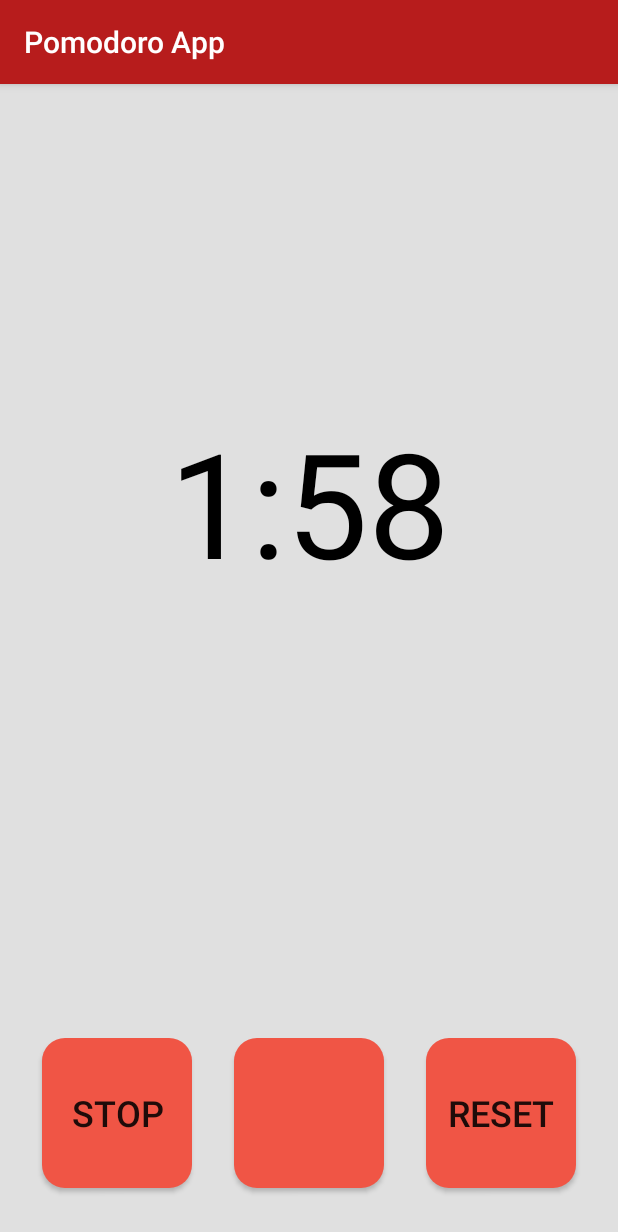
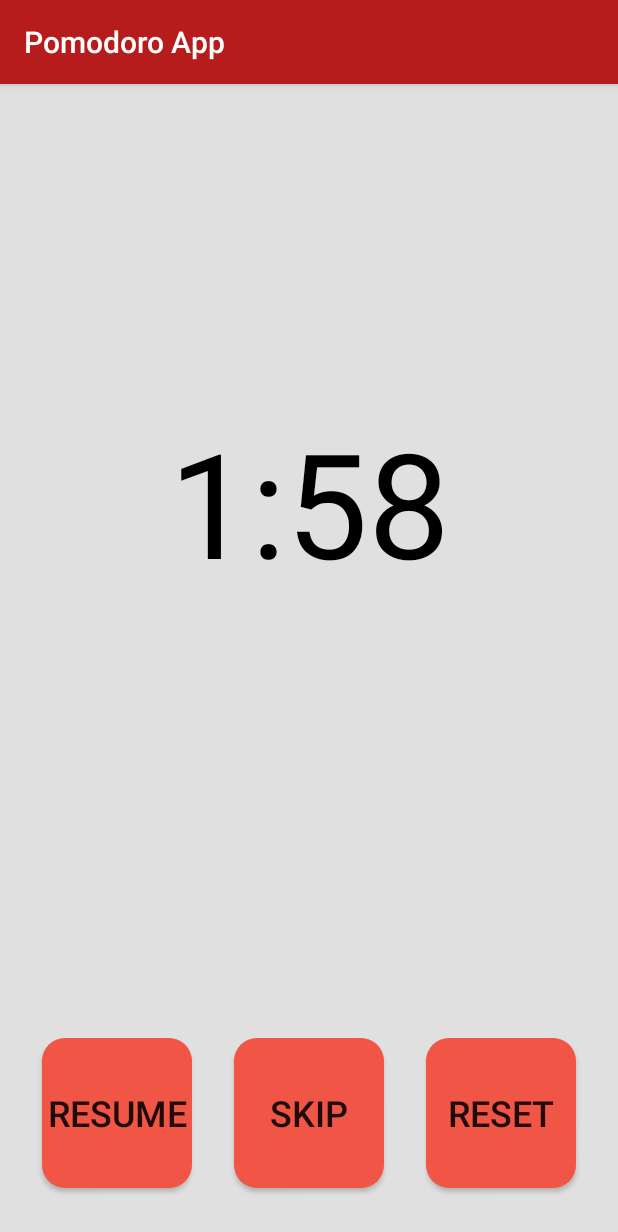
Before and after one commit to kagankuscu/Pomodoro-App, an Android app: the screen it shows after launch (MainActivity), after a tap on "START", on a phone screen of 412 x 824 dp. Shown: the top 1232 px of the screen. Run offline under Robolectric (Android 15) with nearby library versions, the phone set to English and light mode, and no system bars; our stand-ins replace data binding.

Commit message:
Start, resume, pause and reset added.

```diff
--- a/app/src/main/java/com/example/pomodoroapp/timer/TimerFragment.kt
+++ b/app/src/main/java/com/example/pomodoroapp/timer/TimerFragment.kt
@@ -31,11 +31,11 @@ class TimerFragment : Fragment() {
         timerViewModel.startTimerStatus.observe(viewLifecycleOwner, Observer {
             it?.let {
                 if (it) {
-                    binding.btnStart.text = "Stop"
+                    binding.btnStart.text = getString(R.string.resume_btn)
                     binding.btnStop.isEnabled = true
                     binding.btnStop.visibility = View.VISIBLE
                 } else {
-                    binding.btnStart.text = "Start"
+                    binding.btnStart.text = getString(R.string.start_btn)
                     binding.btnStop.isEnabled = false
                     binding.btnStop.visibility = View.INVISIBLE
                 }
@@ -48,6 +48,15 @@ class TimerFragment : Fragment() {
             }
         })
 
+        timerViewModel.resetTimer.observe(viewLifecycleOwner, Observer {
+            it?.let {
+                if (it) {
+                    binding.timerText.text = getString(R.string.timer_0)
+                    timerViewModel.resetTimerCompleted()
+                }
+            }
+        })
+
         return binding.root
     }
 }
--- a/app/src/main/java/com/example/pomodoroapp/timer/TimerViewModel.kt
+++ b/app/src/main/java/com/example/pomodoroapp/timer/TimerViewModel.kt
@@ -30,11 +30,24 @@ class TimerViewModel : ViewModel() {
     val timerString: LiveData<String>
         get() = _timerString
 
-    private lateinit var myTimer: CountDownTimer
+    private var myTimer: CountDownTimer
+
+    private val _resetTimer = MutableLiveData<Boolean>()
+
+    val resetTimer: LiveData<Boolean>
+        get() = _resetTimer
+
+    private var onTickMilliSecond = 0L
+
+    private val _pauseTimerStatus = MutableLiveData<Boolean>()
+
+    private val pauseTimerStatus: LiveData<Boolean>
+        get() = _pauseTimerStatus
 
     init {
         myTimer = createTimerObject(WORK)
         _startTimerStatus.value = false
+        _pauseTimerStatus.value = false
     }
 
     private fun createTimerObject(workTime: Long): CountDownTimer {
@@ -44,26 +57,45 @@ class TimerViewModel : ViewModel() {
             SECOND
         ) {
             override fun onFinish() {
-                timerCancel()
-                timerStopped()
+                onResetTimer()
             }
 
             override fun onTick(milliSecond: Long) {
-                var o = countDownOneMin()
-                Log.i("Timer", "second ${milliSecond / 60000} : ${o}")
+                val o = countDownOneMin()
+                Log.i("Timer", "second ${milliSecond / 60000} : $o")
                 _timerString.value = "${milliSecond / 60000}:${o}"
+                onTickMilliSecond = milliSecond
             }
         }
     }
 
     fun toggleStartAndStop() {
+        if (checkStartTimerStatus()) {
+            onStartTimer()
+        } else {
+
+            if (!checkPauseTimerStatus()) {
+                onResumeTimer()
+                pauseTimerCompleted()
+            } else {
+                onPauseTimer()
+                pauseTimer()
+            }
+        }
+    }
+
+    private fun checkPauseTimerStatus(): Boolean {
+        if (_pauseTimerStatus.value == false) {
+            return true
+        }
+        return false
+    }
+
+    private fun checkStartTimerStatus(): Boolean {
         if (_startTimerStatus.value == false) {
-            onStartTimer()
-            timerStarted()
-        } else {
-            onStopTimer()
-            timerStopped()
+            return true
         }
+        return false
     }
 
     private fun onStartTimer() {
@@ -72,31 +104,39 @@ class TimerViewModel : ViewModel() {
         timerStarted()
     }
 
-    private fun onStopTimer() {
-        myTimer.onFinish()
-        Log.i("TimerViewModel", "timer stop")
-
+    private fun onPauseTimer() {
+        Log.i("TimerViewModel", "timer pause")
+        timerCancel()
     }
 
-    private fun onPauseTimer() {
-        Log.i("TimerViewModel", "timer pause")
+    private fun pauseTimer() {
+        _pauseTimerStatus.value = true
+    }
 
+    private fun pauseTimerCompleted() {
+        _pauseTimerStatus.value = false
     }
 
     private fun onResumeTimer() {
         Log.i("TimerViewModel", "timer resume timer")
+        myTimer = createTimerObject(onTickMilliSecond)
+        myTimer.start()
     }
 
-    fun onReset() {
+    fun onResetTimer() {
         Log.i("TimerViewModel", "timer reset")
 
+        timerCancel()
+        resetTimer()
+        oneMin = 60000L
+        timerCompleted()
     }
 
     private fun timerStarted() {
         _startTimerStatus.value = true
     }
 
-    private fun timerStopped() {
+    private fun timerCompleted() {
         _startTimerStatus.value = false
     }
 
@@ -107,10 +147,18 @@ class TimerViewModel : ViewModel() {
     private fun countDownOneMin(): Long {
         oneMin -= 1000
 
-        if (oneMin == 0L) {
-            oneMin = 60000L
+        if (oneMin < 0L) {
+            oneMin = 59000L
         }
 
         return oneMin / 1000
     }
+
+    private fun resetTimer() {
+        _resetTimer.value = true
+    }
+
+    fun resetTimerCompleted() {
+        _resetTimer.value = false
+    }
 }
--- a/app/src/main/res/layout/fragment_timer.xml
+++ b/app/src/main/res/layout/fragment_timer.xml
@@ -52,22 +52,22 @@
             android:background="@drawable/button_shape"
             android:enabled="false"
             android:onClick="@{() -> timerViewModel.toggleStartAndStop()}"
-            android:text="@string/empty_text"
+            android:text="@string/skip_btn"
             android:textSize="24sp"
+            android:visibility="invisible"
             app:layout_constraintBottom_toBottomOf="parent"
             app:layout_constraintEnd_toStartOf="@+id/btnReset"
             app:layout_constraintHorizontal_bias="0.5"
             app:layout_constraintStart_toEndOf="@+id/btnStart"
-            app:layout_constraintTop_toBottomOf="@+id/textView"
-            app:layout_constraintVertical_bias="1.0"
-            android:visibility="invisible"/>
+            app:layout_constraintTop_toBottomOf="@+id/timerText"
+            app:layout_constraintVertical_bias="1.0" />
 
         <Button
             android:id="@+id/btnReset"
             android:layout_width="wrap_content"
             android:layout_height="wrap_content"
             android:background="@drawable/button_shape"
-            android:onClick="@{() -> timerViewModel.onReset()}"
+            android:onClick="@{() -> timerViewModel.onResetTimer()}"
             android:text="@string/reset_btn"
             android:textSize="24sp"
             app:layout_constraintBaseline_toBaselineOf="@+id/btnStop"
--- a/app/src/main/res/values/strings.xml
+++ b/app/src/main/res/values/strings.xml
@@ -6,6 +6,6 @@
     <string name="reset_btn">Reset</string>
     <string name="resume_btn">Resume</string>
     <string name="pause_btn">Pause</string>
-    <string name="empty_text"> </string>
+    <string name="skip_btn">Skip</string>
 
 </resources>
```
